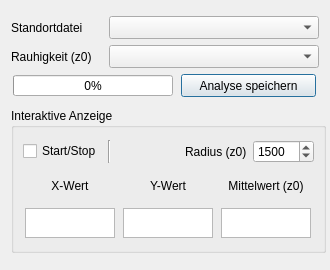
This is ui_sectormean.ui in gbd-consult/Sektormittelwerte as Qt 5 draws it before an edit. The edited form follows.
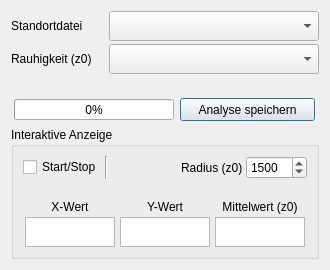
This is the edited form.

```diff
--- a/ui_sectormean.ui
+++ b/ui_sectormean.ui
@@ -33,6 +33,9 @@
   <layout class="QVBoxLayout" name="verticalLayout_2" stretch="0,0">
    <item>
     <layout class="QVBoxLayout" name="verticalLayout">
+     <property name="spacing">
+      <number>3</number>
+     </property>
      <item>
       <layout class="QHBoxLayout" name="horizontalLayout_9">
        <item>
@@ -59,13 +62,13 @@
          <property name="minimumSize">
           <size>
            <width>210</width>
-           <height>23</height>
+           <height>30</height>
           </size>
          </property>
          <property name="maximumSize">
           <size>
            <width>210</width>
-           <height>23</height>
+           <height>30</height>
           </size>
          </property>
         </widget>
@@ -92,19 +95,32 @@
          <property name="minimumSize">
           <size>
            <width>210</width>
-           <height>23</height>
+           <height>30</height>
           </size>
          </property>
          <property name="maximumSize">
           <size>
            <width>210</width>
-           <height>23</height>
+           <height>30</height>
           </size>
          </property>
         </widget>
        </item>
       </layout>
      </item>
+     <item>
+      <spacer name="verticalSpacer_2">
+       <property name="orientation">
+        <enum>Qt::Vertical</enum>
+       </property>
+       <property name="sizeHint" stdset="0">
+        <size>
+         <width>20</width>
+         <height>40</height>
+        </size>
+       </property>
+      </spacer>
+     </item>
      <item>
       <layout class="QHBoxLayout" name="horizontalLayout_3">
        <item>
@@ -156,14 +172,14 @@
     <widget class="QGroupBox" name="groupBox">
      <property name="minimumSize">
       <size>
-       <width>315</width>
-       <height>145</height>
+       <width>300</width>
+       <height>130</height>
       </size>
      </property>
      <property name="maximumSize">
       <size>
-       <width>315</width>
-       <height>145</height>
+       <width>330</width>
+       <height>150</height>
       </size>
      </property>
      <property name="title">
@@ -172,6 +188,9 @@
      <layout class="QVBoxLayout" name="verticalLayout_4">
       <item>
        <layout class="QVBoxLayout" name="verticalLayout_3">
+        <property name="spacing">
+         <number>3</number>
+        </property>
         <item>
          <layout class="QHBoxLayout" name="horizontalLayout_11">
           <item>
@@ -244,6 +263,19 @@
           </item>
          </layout>
         </item>
+        <item>
+         <spacer name="verticalSpacer">
+          <property name="orientation">
+           <enum>Qt::Vertical</enum>
+          </property>
+          <property name="sizeHint" stdset="0">
+           <size>
+            <width>20</width>
+            <height>60</height>
+           </size>
+          </property>
+         </spacer>
+        </item>
         <item>
          <layout class="QHBoxLayout" name="horizontalLayout">
           <item>
```
